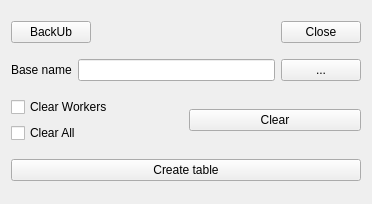
The window that setupform.ui (GorINIch73/sqlTest) describes before a commit, drawn with Qt 5.
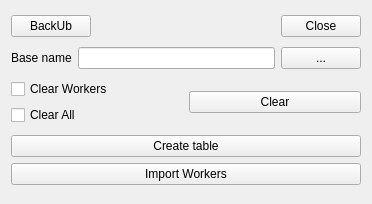
The same window after the commit.

The edit to the form file:
```diff
--- a/setupform.ui
+++ b/setupform.ui
@@ -104,6 +104,13 @@
        </property>
       </widget>
      </item>
+     <item>
+      <widget class="QPushButton" name="pushButton_Import">
+       <property name="text">
+        <string>Import Workers</string>
+       </property>
+      </widget>
+     </item>
     </layout>
    </item>
   </layout>
```
